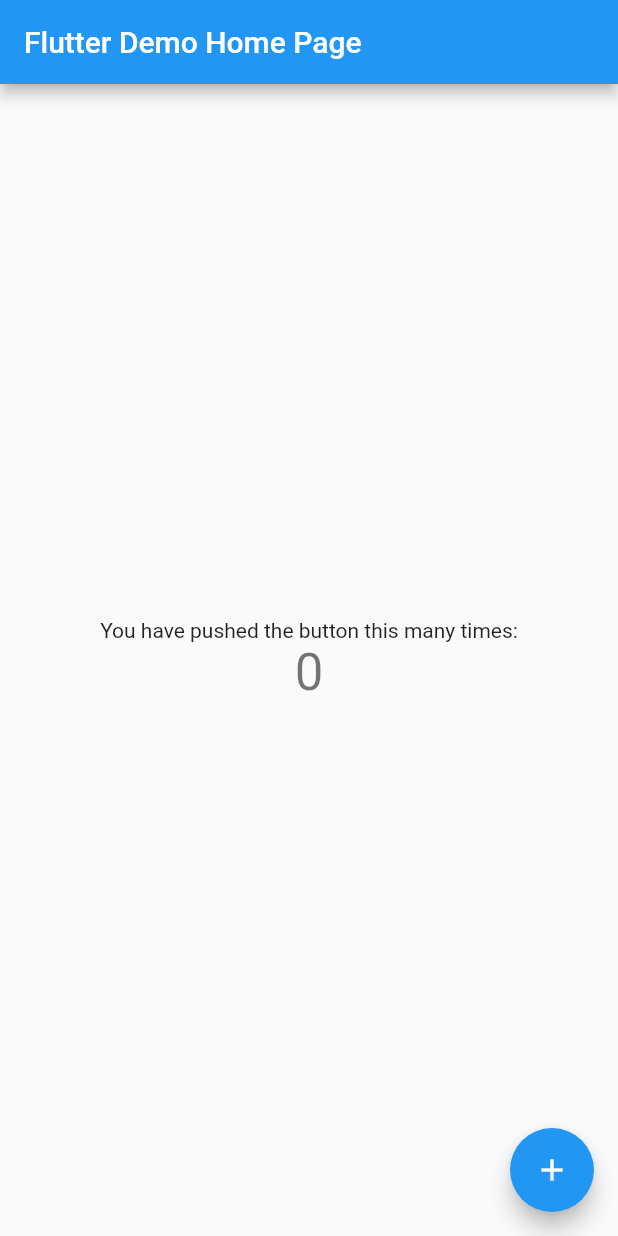
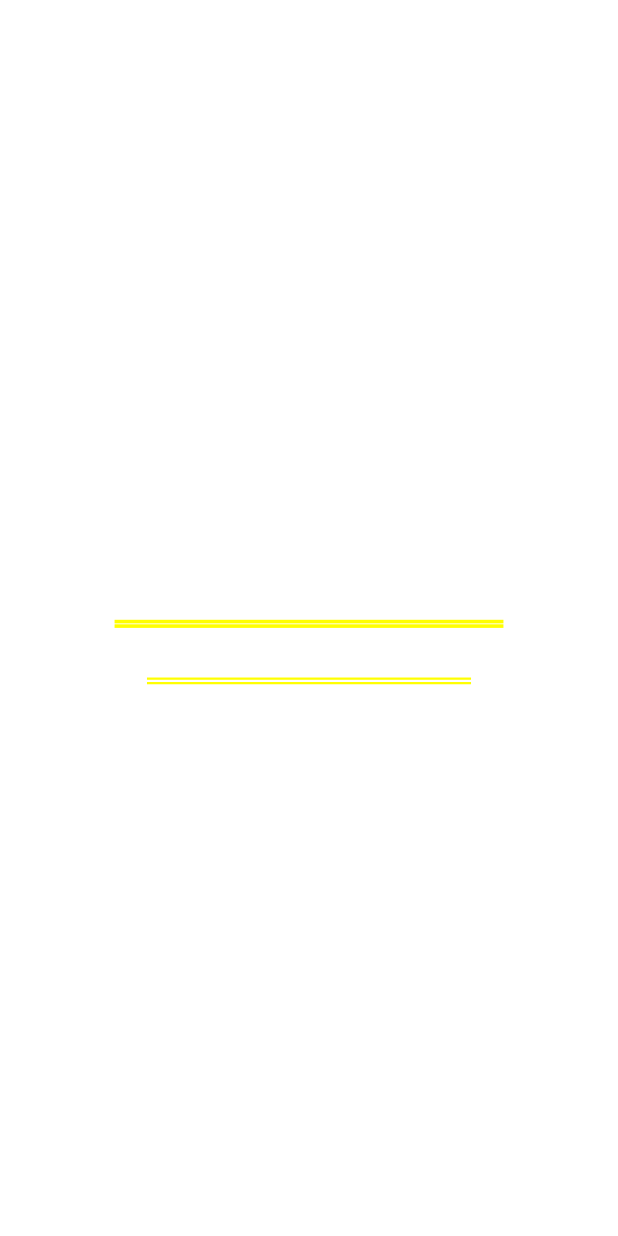
Before and after one commit to costadev00/flutter_estudo, a Flutter app: the screen it shows after launch, on a phone screen of 412 x 824 dp. Run offline on Flutter 3.47's test engine with Material 2 defaults, Android fonts, the phone set to English and light mode, and no system bars.

Commit message:
aula de coluna temrminada

```diff
--- a/contador_de_pessoas/lib/main.dart
+++ b/contador_de_pessoas/lib/main.dart
@@ -1,111 +1,19 @@
 import 'package:flutter/material.dart';
 
-void main() => runApp(MyApp());
-
-class MyApp extends StatelessWidget {
-  // This widget is the root of your application.
-  @override
-  Widget build(BuildContext context) {
-    return MaterialApp(
-      title: 'Flutter Demo',
-      theme: ThemeData(
-        // This is the theme of your application.
-        //
-        // Try running your application with "flutter run". You'll see the
-        // application has a blue toolbar. Then, without quitting the app, try
-        // changing the primarySwatch below to Colors.green and then invoke
-        // "hot reload" (press "r" in the console where you ran "flutter run",
-        // or simply save your changes to "hot reload" in a Flutter IDE).
-        // Notice that the counter didn't reset back to zero; the application
-        // is not restarted.
-        primarySwatch: Colors.blue,
-      ),
-      home: MyHomePage(title: 'Flutter Demo Home Page'),
-    );
-  }
-}
-
-class MyHomePage extends StatefulWidget {
-  MyHomePage({Key key, this.title}) : super(key: key);
-
-  // This widget is the home page of your application. It is stateful, meaning
-  // that it has a State object (defined below) that contains fields that affect
-  // how it looks.
-
-  // This class is the configuration for the state. It holds the values (in this
-  // case the title) provided by the parent (in this case the App widget) and
-  // used by the build method of the State. Fields in a Widget subclass are
-  // always marked "final".
-
-  final String title;
-
-  @override
-  _MyHomePageState createState() => _MyHomePageState();
-}
-
-class _MyHomePageState extends State<MyHomePage> {
-  int _counter = 0;
-
-  void _incrementCounter() {
-    setState(() {
-      // This call to setState tells the Flutter framework that something has
-      // changed in this State, which causes it to rerun the build method below
-      // so that the display can reflect the updated values. If we changed
-      // _counter without calling setState(), then the build method would not be
-      // called again, and so nothing would appear to happen.
-      _counter++;
-    });
-  }
-
-  @override
-  Widget build(BuildContext context) {
-    // This method is rerun every time setState is called, for instance as done
-    // by the _incrementCounter method above.
-    //
-    // The Flutter framework has been optimized to make rerunning build methods
-    // fast, so that you can just rebuild anything that needs updating rather
-    // than having to individually change instances of widgets.
-    return Scaffold(
-      appBar: AppBar(
-        // Here we take the value from the MyHomePage object that was created by
-        // the App.build method, and use it to set our appbar title.
-        title: Text(widget.title),
-      ),
-      body: Center(
-        // Center is a layout widget. It takes a single child and positions it
-        // in the middle of the parent.
-        child: Column(
-          // Column is also a layout widget. It takes a list of children and
-          // arranges them vertically. By default, it sizes itself to fit its
-          // children horizontally, and tries to be as tall as its parent.
-          //
-          // Invoke "debug painting" (press "p" in the console, choose the
-          // "Toggle Debug Paint" action from the Flutter Inspector in Android
-          // Studio, or the "Toggle Debug Paint" command in Visual Studio Code)
-          // to see the wireframe for each widget.
-          //
-          // Column has various properties to control how it sizes itself and
-          // how it positions its children. Here we use mainAxisAlignment to
-          // center the children vertically; the main axis here is the vertical
-          // axis because Columns are vertical (the cross axis would be
-          // horizontal).
+void main() {
+  runApp(MaterialApp(
+      title: "Contador de Pessoas",
+      home: Column(
         mainAxisAlignment: MainAxisAlignment.center,
         children: <Widget>[
           Text(
-              'You have pushed the button this many times:',
+            "Pessoas:0",
+            style: TextStyle(color: Colors.white, fontWeight: FontWeight.bold),
           ),
           Text(
-              '$_counter',
-              style: Theme.of(context).textTheme.display1,
+            "Pode entrar!",
+            style: TextStyle(color: Colors.white, fontStyle: FontStyle.italic, fontSize:30.0),
           ),
         ],
-        ),
-      ),
-      floatingActionButton: FloatingActionButton(
-        onPressed: _incrementCounter,
-        tooltip: 'Increment',
-        child: Icon(Icons.add),
-      ), // This trailing comma makes auto-formatting nicer for build methods.
-    );
+      )));
 }
-}
```
Also changed, not shown: 1 other file. Lines whose indentation alone changed are shown as unchanged.
